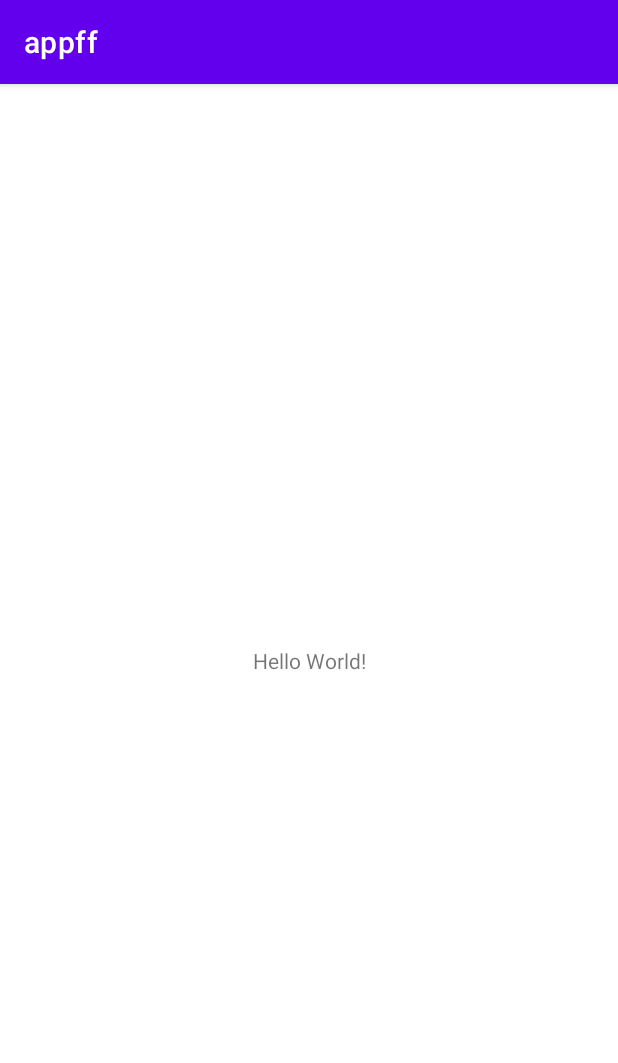
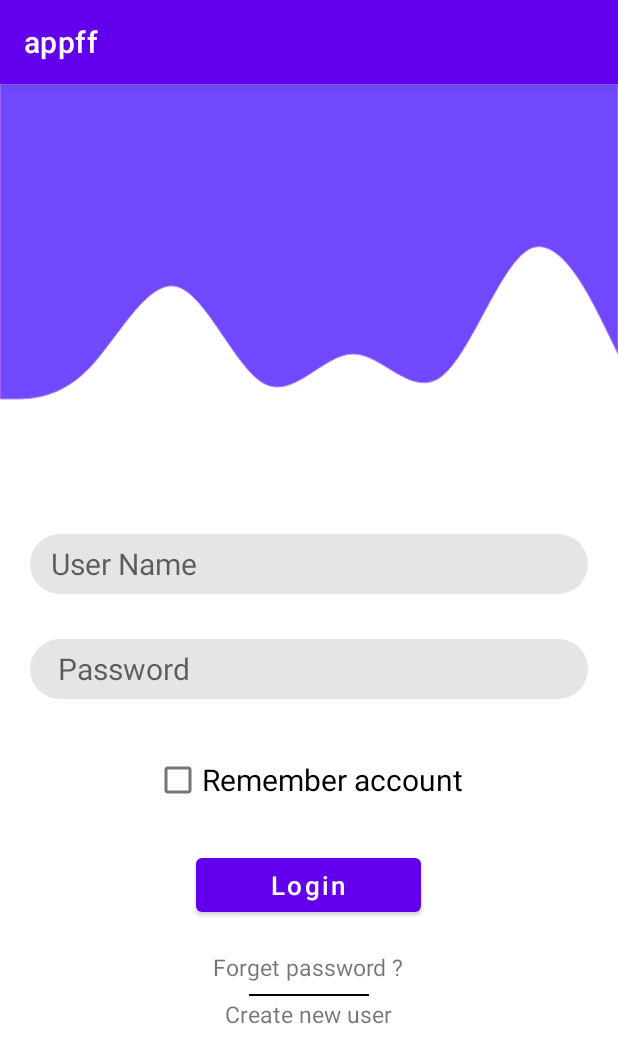
Before and after one commit to ChayNhungKhongKhet/appff, an Android app: the screen it shows after launch (MainActivity), on a phone screen of 412 x 824 dp. Shown: the top 1063 px of the screen. Run offline under Robolectric (Android 15) with nearby library versions, the phone set to English and light mode, and no system bars.

Commit message:
firt_share_preference

```diff
--- a/app/src/main/java/com/phamtantb24/appff/MainActivity.java
+++ b/app/src/main/java/com/phamtantb24/appff/MainActivity.java
@@ -2,13 +2,61 @@ package com.phamtantb24.appff;
 
 import androidx.appcompat.app.AppCompatActivity;
 
+import android.content.SharedPreferences;
 import android.os.Bundle;
+import android.view.View;
+import android.widget.Button;
+import android.widget.CheckBox;
+import android.widget.EditText;
+import android.widget.Toast;
 
 public class MainActivity extends AppCompatActivity {
+
+    Button signInBtn;
+    EditText userNameTxt;
+    EditText passwordTxt;
+    CheckBox cbRememberAcc;
+    SharedPreferences sharedPreferences;
 
     @Override
     protected void onCreate(Bundle savedInstanceState) {
         super.onCreate(savedInstanceState);
         setContentView(R.layout.activity_main);
+        mapping();
+
+        sharedPreferences = getSharedPreferences("dataLogin",MODE_PRIVATE);
+        //get data sharepreference
+        userNameTxt.setText(sharedPreferences.getString("UserName",""));
+        passwordTxt.setText(sharedPreferences.getString("Password",""));
+        cbRememberAcc.setChecked(sharedPreferences.getBoolean("Checked",false));
+
+
+        signInBtn.setOnClickListener(new View.OnClickListener() {
+            @Override
+            public void onClick(View v) {
+                String userName = userNameTxt.getText().toString().trim();
+                String password = passwordTxt.getText().toString().trim();
+                if (userName.equals("Pham Ngoc Tan") && password.equals("1")) {
+                    Toast.makeText(MainActivity.this, "Login succeed", Toast.LENGTH_SHORT).show();
+                    if(cbRememberAcc.isChecked()) {
+                        SharedPreferences.Editor editor = sharedPreferences.edit();
+                        editor.putString("UserName",userName);
+                        editor.putString("Password",password);
+                        editor.putBoolean("Checked",true);
+                        editor.commit();
+                    }
+                }
+                else
+                    Toast.makeText(MainActivity.this,"Login fail",Toast.LENGTH_SHORT).show();
+            }
+        });
+    }
+
+    private void mapping() {
+        signInBtn = findViewById(R.id.login);
+        userNameTxt = findViewById(R.id.userName);
+        passwordTxt = findViewById(R.id.password);
+        cbRememberAcc = findViewById(R.id.cbRememberAcc);
+
     }
 }
--- /dev/null
+++ b/app/src/main/res/drawable/ic_wave.xml
@@ -0,0 +1,10 @@
+<vector xmlns:android="http://schemas.android.com/apk/res/android"
+    android:width="1440dp"
+    android:height="320dp"
+    android:viewportWidth="1440"
+    android:viewportHeight="320">
+  <path
+      android:pathData="M0,224L34.3,224C68.6,224 137,224 206,202.7C274.3,181 343,139 411,144C480,149 549,203 617,213.3C685.7,224 754,192 823,192C891.4,192 960,224 1029,208C1097.1,192 1166,128 1234,117.3C1302.9,107 1371,149 1406,170.7L1440,192L1440,0L1405.7,0C1371.4,0 1303,0 1234,0C1165.7,0 1097,0 1029,0C960,0 891,0 823,0C754.3,0 686,0 617,0C548.6,0 480,0 411,0C342.9,0 274,0 206,0C137.1,0 69,0 34,0L0,0Z"
+      android:fillColor="@color/followingBg"
+      android:strokeColor="@color/purple_200"/>
+</vector>
--- /dev/null
+++ b/app/src/main/res/drawable/shape_login.xml
@@ -0,0 +1,6 @@
+<?xml version="1.0" encoding="utf-8"?>
+<shape xmlns:android="http://schemas.android.com/apk/res/android"
+    android:shape="rectangle">
+    <solid android:color="@color/grey"/>
+    <corners android:radius="30dp"/>
+</shape>
--- a/app/src/main/res/layout/activity_main.xml
+++ b/app/src/main/res/layout/activity_main.xml
@@ -1,18 +1,90 @@
 <?xml version="1.0" encoding="utf-8"?>
-<androidx.constraintlayout.widget.ConstraintLayout xmlns:android="http://schemas.android.com/apk/res/android"
+<RelativeLayout xmlns:android="http://schemas.android.com/apk/res/android"
     xmlns:app="http://schemas.android.com/apk/res-auto"
     xmlns:tools="http://schemas.android.com/tools"
     android:layout_width="match_parent"
     android:layout_height="match_parent"
     tools:context=".MainActivity">
 
-    <TextView
-        android:layout_width="wrap_content"
+    <RelativeLayout
+        android:id="@+id/headBackground"
+        android:layout_width="match_parent"
+        android:layout_height="300dp"
+        android:background="@drawable/ic_wave" />
+    <RelativeLayout
+        android:paddingRight="20dp"
+        android:paddingLeft="20dp"
+        android:layout_width="match_parent"
         android:layout_height="wrap_content"
-        android:text="Hello World!"
-        app:layout_constraintBottom_toBottomOf="parent"
-        app:layout_constraintEnd_toEndOf="parent"
-        app:layout_constraintStart_toStartOf="parent"
-        app:layout_constraintTop_toTopOf="parent" />
+        android:id="@+id/content"
+        android:layout_below="@id/headBackground">
 
-</androidx.constraintlayout.widget.ConstraintLayout>
+        <EditText
+            android:id="@+id/userName"
+            android:layout_width="match_parent"
+            android:layout_height="40dp"
+            android:background="@drawable/shape_login"
+            android:hint="   User Name"
+            android:textSize="20sp" />
+        <EditText
+            android:id="@+id/password"
+            android:layout_marginTop="30dp"
+            android:layout_below="@id/userName"
+            android:background="@drawable/shape_login"
+            android:layout_width="match_parent"
+            android:layout_height="40dp"
+            android:inputType="textPassword"
+            android:textSize="20sp"
+            android:hint="    Password"/>
+        <CheckBox
+            android:id="@+id/cbRememberAcc"
+            android:layout_centerHorizontal="true"
+            android:layout_width="wrap_content"
+            android:layout_height="wrap_content"
+            android:layout_below="@id/password"
+            android:layout_marginTop="30dp"
+            android:text="Remember account"
+            android:textSize="20sp"/>
+        <Button
+            android:id="@+id/login"
+            android:layout_width="150dp"
+            android:layout_height="wrap_content"
+            android:layout_below="@id/password"
+            android:layout_centerHorizontal="true"
+            android:layout_marginTop="100dp"
+            android:fontFamily="sans-serif-medium"
+            android:text="Login"
+            android:textAllCaps="false"
+            android:textSize="17sp" />
+
+
+        <TextView
+            android:id="@+id/forgetPass"
+            android:layout_width="wrap_content"
+            android:layout_height="wrap_content"
+            android:layout_below="@id/login"
+            android:layout_marginTop="20dp"
+            android:layout_centerHorizontal="true"
+            android:textSize="15sp"
+            android:text="Forget password ?"/>
+        <View
+            android:layout_marginTop="7dp"
+            android:layout_width="80dp"
+            android:layout_centerHorizontal="true"
+            android:layout_height="1dp"
+            android:layout_below="@id/forgetPass"
+            android:background="@color/black"/>
+
+        <TextView
+            android:id="@+id/newUser"
+            android:layout_width="wrap_content"
+            android:layout_height="wrap_content"
+            android:layout_below="@id/forgetPass"
+            android:layout_centerHorizontal="true"
+            android:layout_marginTop="10dp"
+            android:text="Create new user"
+            android:textSize="15sp" />
+
+    </RelativeLayout>
+
+</RelativeLayout>
--- a/app/src/main/res/values/colors.xml
+++ b/app/src/main/res/values/colors.xml
@@ -7,4 +7,24 @@
     <color name="teal_700">#FF018786</color>
     <color name="black">#FF000000</color>
     <color name="white">#FFFFFFFF</color>
+
+    <color name="colorPrimary">#7049FF</color>
+    <color name="colorPrimaryDark">#65DCE5</color>
+    <color name="colorAccent">#0D5D98</color>
+    <color name="colorPrimaryVariant">#0D5D98</color>
+
+    <color name="address">#2F7092</color>
+    <color name="followers">#0D5D98</color>
+    <color name="headings">#377BCF</color>
+    <color name="solidCircle">#AAFFFFFF</color>
+    <color name="circleBorder">#50FFFFFF</color>
+    <color name="gradEnd">#67EFC8</color>
+    <color name="gradStart">#63C9FF</color>
+    <color name="followersBg">#6594E5</color>
+    <color name="followingBg">#7049FF</color>
+    <color name="grey">#E5E5E5</color>
+    <color name="backgroundLogin">#FFFEF7</color>
+
+    <color name="red">#E91E63</color>
+
 </resources>
```
